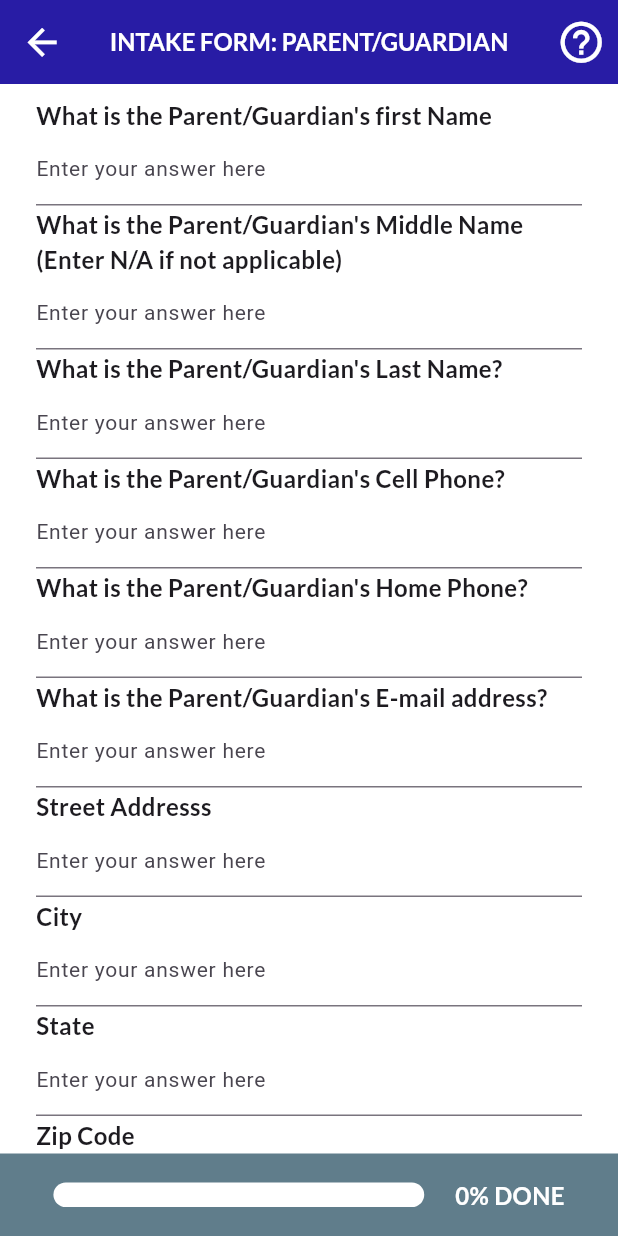
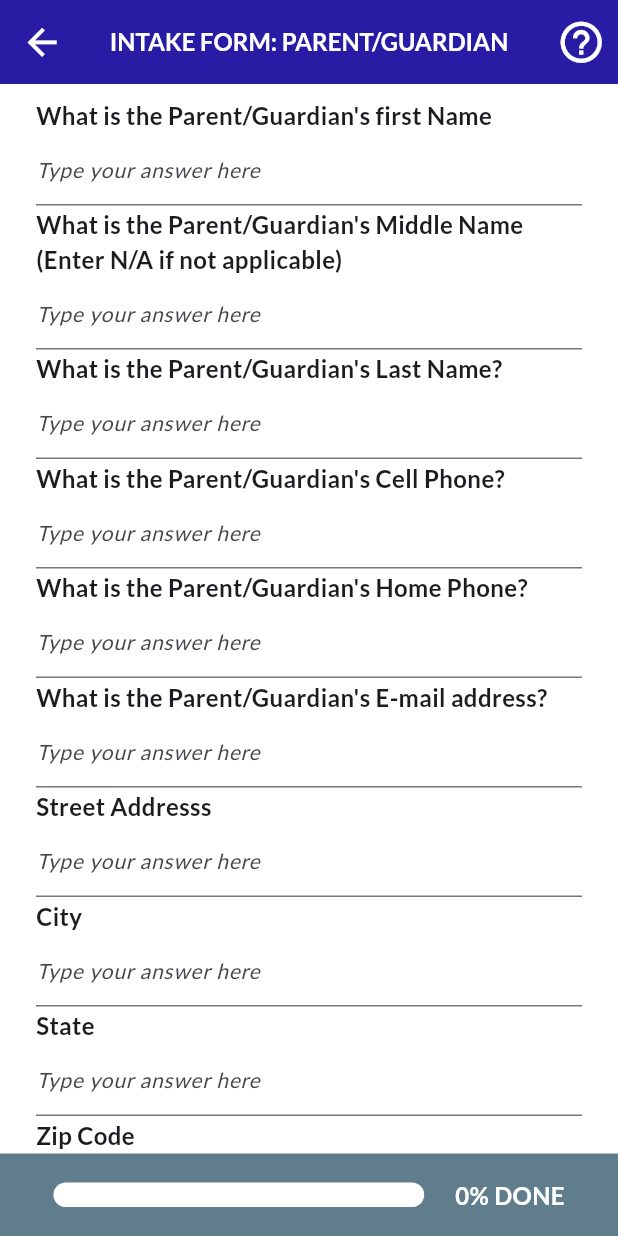
Before and after one commit to kevin200555/autism_ai_test, a Flutter app: the ParentIntakeFormScreen screen opened directly, on a phone screen of 412 x 824 dp. Run offline on Flutter 3.47's test engine with Material 3 defaults, Android fonts, the phone set to English and light mode, and no system bars; drawn by our look-alikes of auto_size_text; our stand-ins replace camera, firebase_core, firebase_storage, google_fonts, hive, hive_flutter and 1 more; missing offline and left inert: pdfx; accounts and stored records are empty.

Commit message:
the hint text in the short answer question widget now has the same font as the rest of the program

```diff
--- a/lib/widgets/questions/short_answer_question_widget.dart
+++ b/lib/widgets/questions/short_answer_question_widget.dart
@@ -1,5 +1,6 @@
 import 'package:autism_ai_test/widgets/other/text_types.dart';
 import 'package:flutter/material.dart';
+import 'package:google_fonts/google_fonts.dart';
 
 // This class' creates a widget that is meant to get some typed response from the user
 // It is used in the various forms in this experiment
@@ -66,9 +67,15 @@ class _ShortAnswerQuestionWidgetState extends State<ShortAnswerQuestionWidget> {
             onChanged: widget.onChanged,
             decoration: const InputDecoration(
               border: UnderlineInputBorder(),
-              hintText: 'Enter your answer here',
+              hintText: 'Type your answer here',
             ),
-            style: const TextStyle(fontSize: 14),
+            style: GoogleFonts.lato(
+                        textStyle: TextStyle(
+                          fontSize: 14,
+                          fontWeight: FontWeight.w400,
+                          fontStyle: FontStyle.italic
+                        ),
+                      ),
             maxLines: 5,
             minLines: 1,
           ),
```
